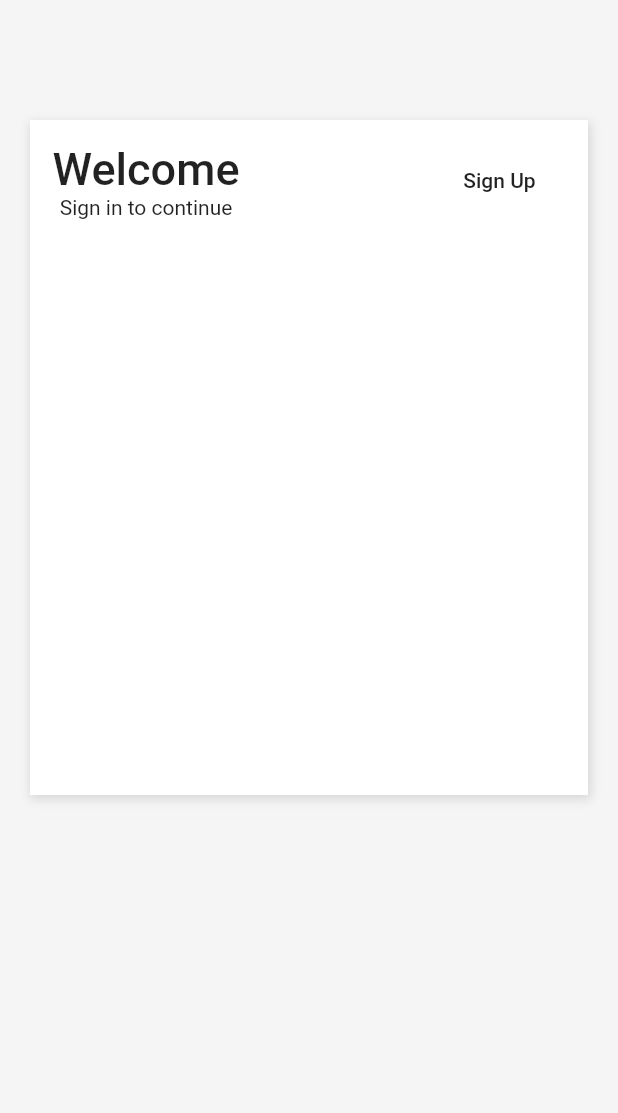
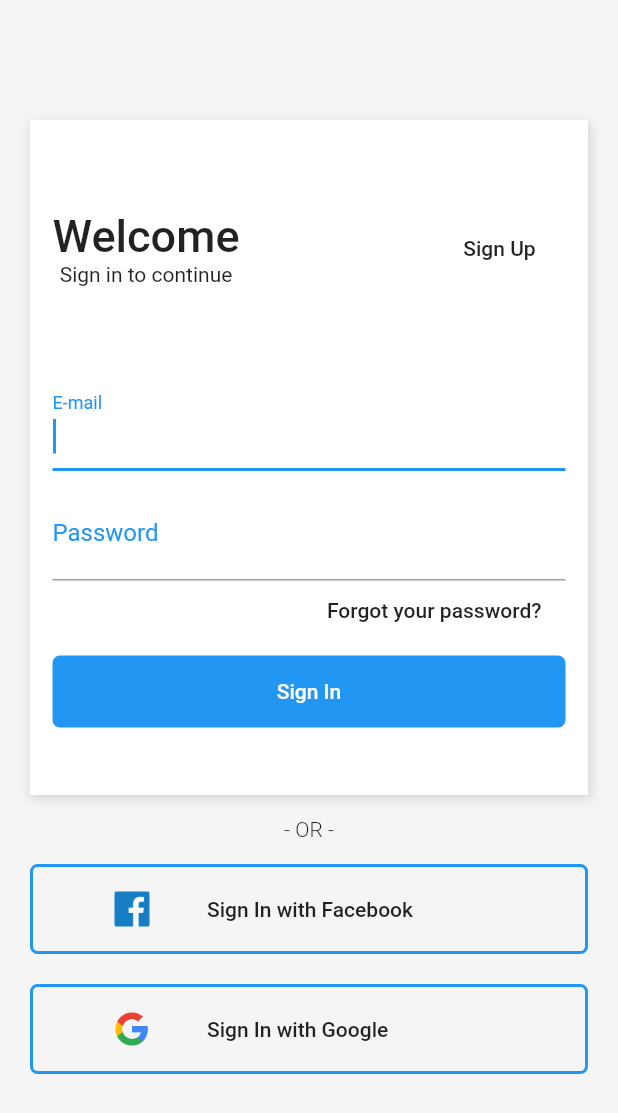
Before and after one commit to TabataMora/app_compra, a Flutter app: the screen it shows after launch, on a phone screen of 412 x 824 dp. Shown: the top 1113 px of the screen. Run offline on Flutter 3.47's test engine with Material 2 defaults, Android fonts, the phone set to English and light mode, and no system bars.

Commit message:
Inserindo FlatButton, TextFormField, a pasta Assets e Image no flatbutton.

```diff
--- a/lib/pages/login.page.dart
+++ b/lib/pages/login.page.dart
@@ -4,7 +4,8 @@ class LoginPage extends StatelessWidget {
   @override
   Widget build(BuildContext context) {
     return Scaffold(
-      body: Container(
+      body: SingleChildScrollView(
+        child: Container(
           color: Color(0xFFF5F5F5),
           padding: EdgeInsets.only(left: 20, top: 80, right: 20, bottom: 40),
           child: Column(
@@ -23,8 +24,8 @@ class LoginPage extends StatelessWidget {
                   ],
                 ),
                 child: Padding(
-                padding: EdgeInsets.all(15),
-                child: ListView(
+                  padding: EdgeInsets.only(left: 15, right: 15, top: 60),
+                  child: Column(
                     children: <Widget>[
                       Row(
                         mainAxisAlignment: MainAxisAlignment.spaceBetween,
@@ -44,12 +45,142 @@ class LoginPage extends StatelessWidget {
                             onPressed: () {},
                           ),
                         ],
-                    )
+                      ),
+                      SizedBox(
+                        height: 60,
+                      ),
+                      TextFormField(
+                        autofocus: true,
+                        keyboardType: TextInputType.emailAddress,
+                        decoration: InputDecoration(
+                          labelText: "E-mail",
+                          labelStyle: TextStyle(
+                            color: Theme.of(context).primaryColor,
+                            fontWeight: FontWeight.w400,
+                            fontSize: 16,
+                          ),
+                        ),
+                        style: TextStyle(
+                          fontSize: 20,
+                        ),
+                      ),
+                      SizedBox(
+                        height: 10,
+                      ),
+                      TextFormField(
+                        autofocus: true,
+                        keyboardType: TextInputType.text,
+                        obscureText: true,
+                        decoration: InputDecoration(
+                          labelText: "Password",
+                          labelStyle: TextStyle(
+                            color: Theme.of(context).primaryColor,
+                            fontWeight: FontWeight.w400,
+                            fontSize: 16,
+                          ),
+                        ),
+                        style: TextStyle(
+                          fontSize: 20,
+                        ),
+                      ),
+                      Container(
+                        height: 40,
+                        alignment: Alignment.centerRight,
+                        child: FlatButton(
+                          child: Text(
+                            "Forgot your password?",
+                          ),
+                          onPressed: () {},
+                        ),
+                      ),
+                      SizedBox(
+                        height: 10,
+                      ),
+                      Container(
+                        width: double.infinity,
+                        decoration: BoxDecoration(
+                          color: Theme.of(context).primaryColor,
+                          borderRadius: BorderRadius.all(
+                            Radius.circular(5),
+                          ),
+                        ),
+                        child: FlatButton(
+                          child: Text(
+                            "Sign In",
+                            style: TextStyle(color: Colors.white),
+                          ),
+                          onPressed: () {},
+                        ),
+                      ),
                     ],
                   ),
                 ),
-            )
+              ),
+              Container(
+                padding: EdgeInsets.only(top: 15, bottom: 15),
+                child: Text(
+                  "- OR -",
+                  style: TextStyle(
+                    fontSize: 14,
+                    fontWeight: FontWeight.w300,
+                  ),
+                ),
+              ),
+              Container(
+                width: double.infinity,
+                height: 60,
+                decoration: BoxDecoration(
+                  border: Border.all(width: 2.0, color: Colors.blue),
+                  borderRadius: BorderRadius.all(
+                    Radius.circular(5),
+                  ),
+                ),
+                child: FlatButton(
+                  child: Row(
+                    children: <Widget>[
+                      Container(
+                        height: 24,
+                        width: 100,
+                        child: Image.asset(
+                          "assets/facebook.png",
+                        ),
+                      ),
+                      Text("Sign In with Facebook"),
                     ],
+                  ),
+                  onPressed: () {},
+                ),
+              ),
+              SizedBox(
+                height: 20,
+              ),
+              Container(
+                width: double.infinity,
+                height: 60,
+                decoration: BoxDecoration(
+                  border: Border.all(width: 2.0, color: Colors.blue),
+                  borderRadius: BorderRadius.all(
+                    Radius.circular(5),
+                  ),
+                ),
+                child: FlatButton(
+                  child: Row(
+                    children: <Widget>[
+                      Container(
+                        height: 24,
+                        width: 100,
+                        child: Image.asset(
+                          "assets/google.png",
+                        ),
+                      ),
+                      Text("Sign In with Google"),
+                    ],
+                  ),
+                  onPressed: () {},
+                ),
+              ),
+            ],
+          ),
         ),
       ),
     );
```
Also changed, not shown: pubspec.yaml (+18 -0 lines), assets/Icon_Devices.png (added), assets/Icon_Gadgets.png (added), assets/Icon_Gaming.png (added), assets/Icon_Mens_Shoe.png (added), assets/Icon_Womens_Shoe.png (added), assets/facebook.png (added), assets/google.png (added), assets/product-1.png (added), assets/product-10.png (added), assets/product-2.png (added), assets/product-3.png (added), assets/product-4.png (added), assets/product-5.png (added), 4 more files, 1 other file. Lines whose indentation alone changed are shown as unchanged.
